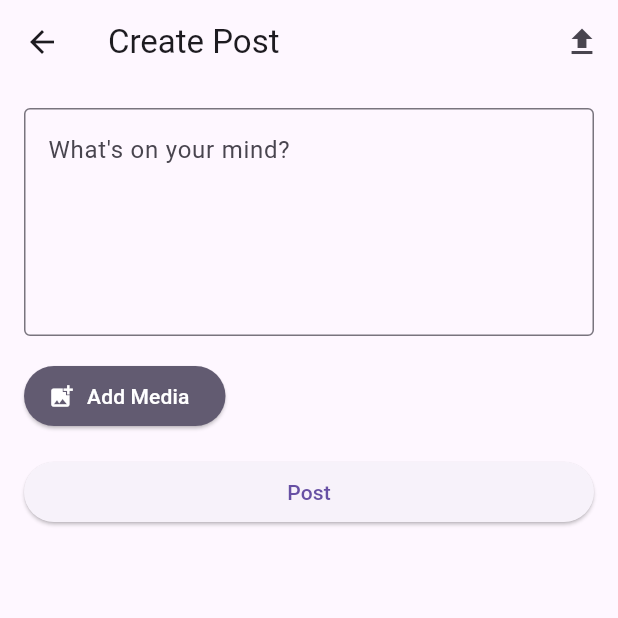
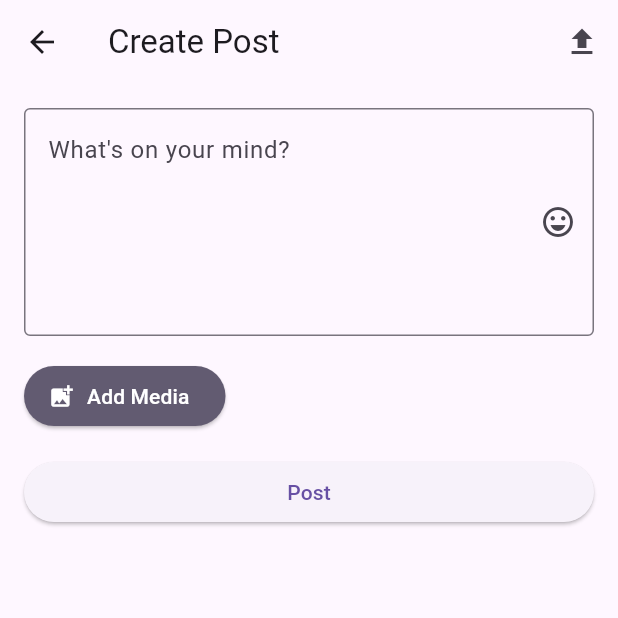
Before and after one commit to omeroooor/zpost, a Flutter app: the CreatePostScreen screen opened by its route, on a phone screen of 412 x 824 dp, the top half of it. Run offline on Flutter 3.47's test engine with Material 3 defaults, Android fonts, the phone set to English and light mode, and no system bars; our stand-ins replace app_links, emoji_picker_flutter, file_picker, flutter_image_compress, image_picker, permission_handler and 5 more; missing offline and left inert: mobile_scanner; accounts and stored records are empty.

Commit message:
Adding imoji to post editor

```diff
--- a/lib/screens/create_post_screen.dart
+++ b/lib/screens/create_post_screen.dart
@@ -11,6 +11,7 @@ import 'dart:convert';
 import 'package:archive/archive.dart';
 import 'package:path_provider/path_provider.dart';
 import 'package:crypto/crypto.dart';
+import 'package:emoji_picker_flutter/emoji_picker_flutter.dart';
 
 class CreatePostScreen extends StatefulWidget {
   const CreatePostScreen({super.key});
@@ -26,6 +27,7 @@ class _CreatePostScreenState extends State<CreatePostScreen> {
   String? _error;
   String _importContent = '';
   bool _isArabicContent = false;
+  bool _showEmojiPicker = false;
 
   // Media selection variables
   dynamic _selectedMedia; // Can be File or web file
@@ -379,6 +381,15 @@ class _CreatePostScreenState extends State<CreatePostScreen> {
                     // Align hint text based on content direction
                     hintTextDirection: _isArabicContent ? TextDirection.rtl : TextDirection.ltr,
                     alignLabelWithHint: true,
+                    suffixIcon: IconButton(
+                      icon: const Icon(Icons.emoji_emotions_outlined),
+                      tooltip: 'Add emoji',
+                      onPressed: () {
+                        setState(() {
+                          _showEmojiPicker = !_showEmojiPicker;
+                        });
+                      },
+                    ),
                   ),
                   validator: (value) {
                     if (value == null || value.isEmpty) {
@@ -388,6 +399,44 @@ class _CreatePostScreenState extends State<CreatePostScreen> {
                   },
                 ),
               ),
+
+              // Emoji picker
+              if (_showEmojiPicker) ...[
+                const SizedBox(height: 8),
+                SizedBox(
+                  height: 250,
+                  child: EmojiPicker(
+                    onEmojiSelected: (category, emoji) {
+                      // Insert emoji at current cursor position
+                      final text = _contentController.text;
+                      final selection = _contentController.selection;
+                      final newText = text.replaceRange(
+                        selection.start,
+                        selection.end,
+                        emoji.emoji,
+                      );
+                      _contentController.value = TextEditingValue(
+                        text: newText,
+                        selection: TextSelection.collapsed(
+                          offset: selection.start + emoji.emoji.length,
+                        ),
+                      );
+                    },
+                    config: Config(
+                      columns: 7,
+                      emojiSizeMax: 32,
+                      verticalSpacing: 0,
+                      horizontalSpacing: 0,
+                      initCategory: Category.RECENT,
+                      bgColor: Theme.of(context).scaffoldBackgroundColor,
+                      indicatorColor: Theme.of(context).colorScheme.primary,
+                      iconColor: Colors.grey,
+                      iconColorSelected: Theme.of(context).colorScheme.primary,
+                      recentsLimit: 28,
+                    ),
+                  ),
+                ),
+              ],
               const SizedBox(height: 16),
 
               // Media selection section
--- a/pubspec.yaml
+++ b/pubspec.yaml
@@ -52,6 +52,7 @@ dependencies:
   path_provider: ^2.1.2
   permission_handler: ^10.2.0
   video_player: ^2.8.1
+  emoji_picker_flutter: ^1.6.3
 
 dev_dependencies:
   flutter_test:
```
Also changed, not shown: pubspec.lock, 5 other files.
